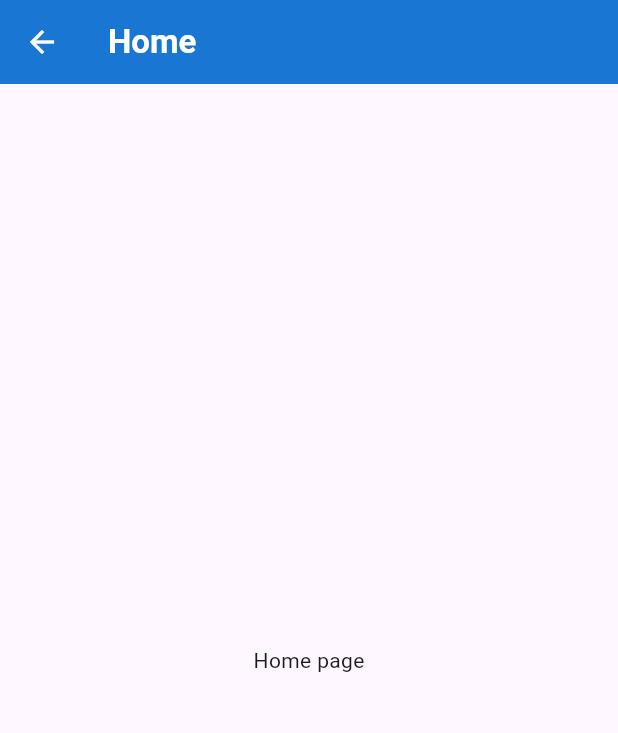
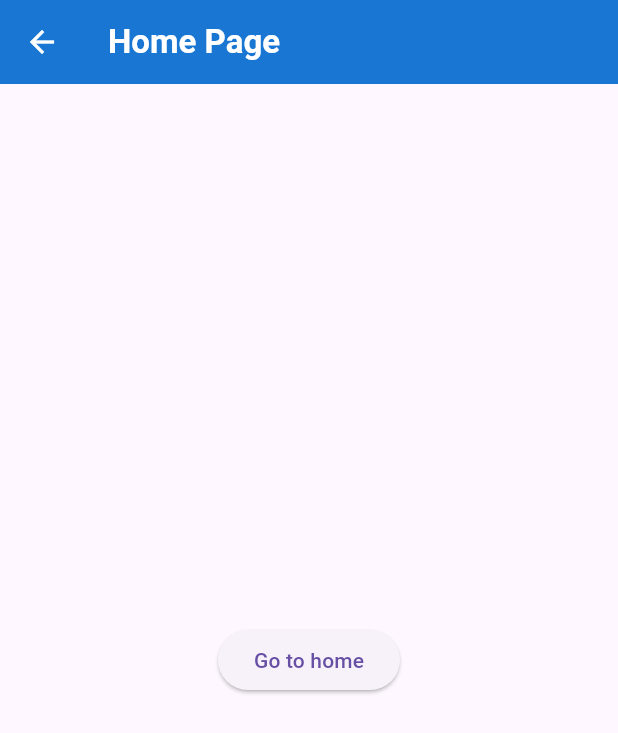
Before and after one commit to VitoSpritz/cinemaNight, a Flutter app: the HomeScreen screen opened directly, on a phone screen of 412 x 824 dp. Shown: the top 733 px of the screen. Run offline on Flutter 3.47's test engine with Material 3 defaults, Android fonts, the phone set to English and light mode, and no system bars; our stand-ins replace go_router.

Commit message:
feat(Chore): :sparkles: improve home and router

```diff
--- a/lib/main.dart
+++ b/lib/main.dart
@@ -1,5 +1,6 @@
 import 'package:flutter/material.dart';
 
+import 'screens/router/router.dart';
 import 'screens/splash_screen.dart';
 
 void main() {
@@ -13,8 +14,6 @@ class MainApp extends StatelessWidget {
 
   @override
   Widget build(BuildContext context) {
-    return const MaterialApp(
-      home: Scaffold(body: Center(child: Text('Hello World!'))),
-    );
+    return MaterialApp.router(routerConfig: router);
   }
 }
--- a/lib/screens/home.dart
+++ b/lib/screens/home.dart
@@ -1,4 +1,6 @@
 import 'package:flutter/material.dart';
+
+import 'router/router.dart';
 
 class HomeScreen extends StatelessWidget {
   const HomeScreen({super.key});
@@ -8,7 +10,7 @@ class HomeScreen extends StatelessWidget {
     return Scaffold(
       appBar: AppBar(
         title: const Text(
-          "Home",
+          "Home Page",
           style: TextStyle(fontWeight: FontWeight.bold),
         ),
         backgroundColor: Colors.blue.shade700,
@@ -17,7 +19,10 @@ class HomeScreen extends StatelessWidget {
       ),
       body: Container(
         alignment: Alignment.center,
-        child: const Text("Home page"),
+        child: ElevatedButton(
+          onPressed: () => router.push("/home"),
+          child: const Text("Go to home"),
+        ),
       ),
     );
   }
--- a/lib/screens/router/router.dart
+++ b/lib/screens/router/router.dart
@@ -1,22 +1,21 @@
 import 'package:flutter/material.dart';
 import 'package:go_router/go_router.dart';
 
+import '../home.dart';
 import '../splash_screen.dart';
 
-final GoRouter _router = GoRouter(
+final GoRouter router = GoRouter(
   initialLocation: '/splash',
   routes: <RouteBase>[
-    GoRoute(path: '/splash', builder: (BuildContext contex, GoRouterState state) => SplashScreen())
-  ]
+    GoRoute(
+      path: '/splash',
+      builder: (BuildContext context, GoRouterState state) =>
+          const SplashScreen(),
+    ),
+    GoRoute(
+      path: '/home',
+      builder: (BuildContext context, GoRouterState state) =>
+          const HomeScreen(),
+    ),
+  ],
 );
-
-class MyApp extends StatelessWidget{
-  const MyApp({super.key});
-
-  @override
-  Widget build(BuildContext context) {
-    return MaterialApp.router(
-      routerConfig: _router,
-    );
-  }
-}
```
Also changed, not shown: lib/screens/splash_screen.dart (+29 -3 lines), assets/images/logo.png (added).
